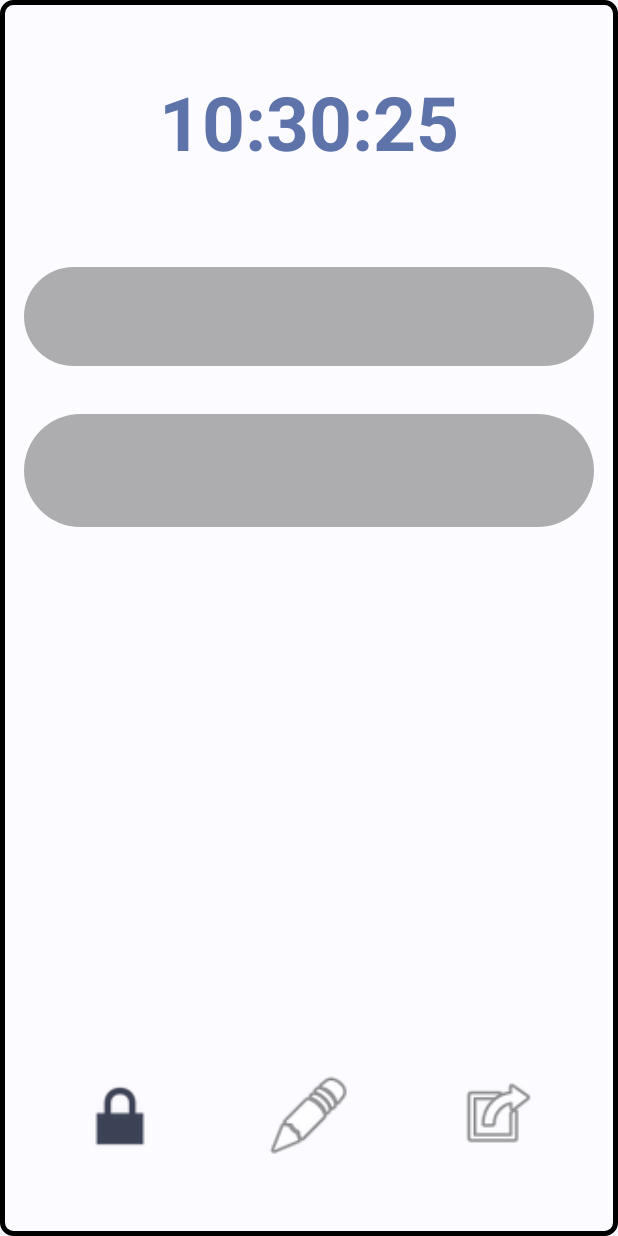
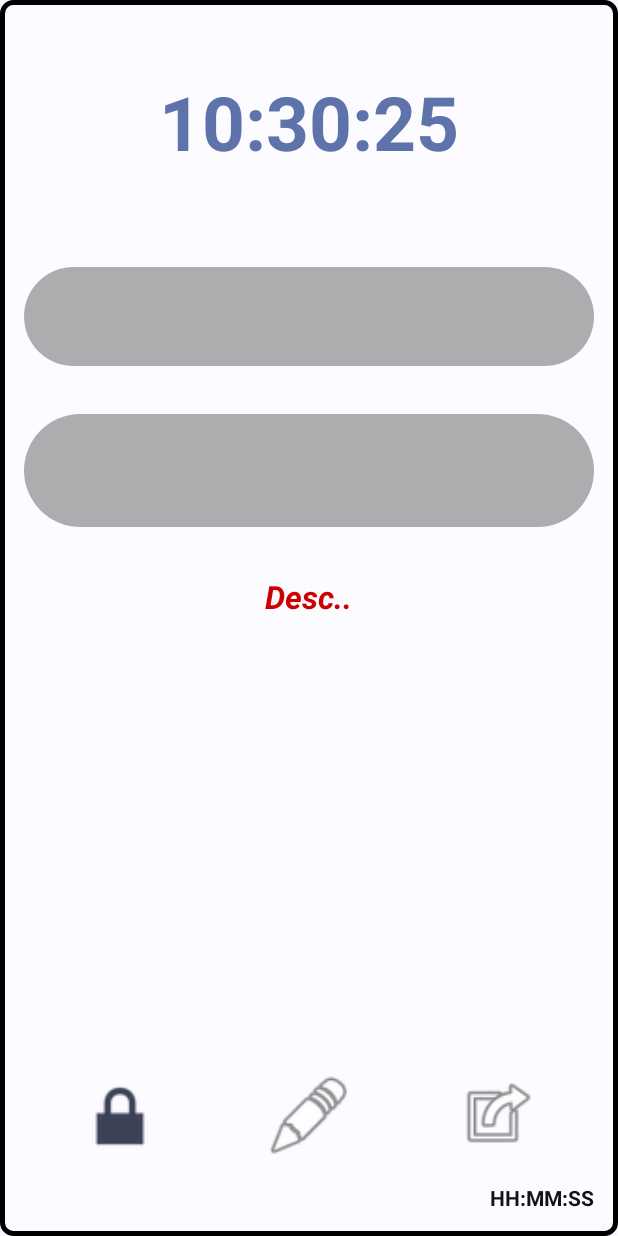
Before and after one commit to navep7/Homey, an Android app: the layout new_app_widget.xml on its own in the app's theme, with its tools: preview values and no code run, on a phone screen of 412 x 824 dp. Run offline under Robolectric (Android 15) with nearby library versions, the phone set to English and light mode, and no system bars; network calls fail.

```diff
--- a/app/src/main/res/layout/new_app_widget.xml
+++ b/app/src/main/res/layout/new_app_widget.xml
@@ -15,7 +15,7 @@
         android:layout_width="wrap_content"
         android:layout_height="wrap_content"
         android:layout_gravity="center"
-        android:textColor="?attr/colorSecondaryContainer"
+        android:textColor="?attr/colorPrimaryInverse"
         android:textSize="35sp" />
 
     <android.widget.TextClock
@@ -38,7 +38,7 @@
         android:layout_width="wrap_content"
         android:layout_height="wrap_content"
         android:layout_gravity="center"
-        android:textColor="?attr/colorSecondaryContainer"
+        android:textColor="?attr/colorPrimaryInverse"
         android:textSize="35sp" />
 
     <LinearLayout
@@ -122,7 +122,7 @@
                 android:maxWidth="55sp"
                 android:ellipsize="end"
                 android:textStyle="bold"
-                android:textColor="?attr/colorTertiaryContainer"/>
+                android:textColor="?attr/colorPrimaryInverse"/>
 
         </RelativeLayout>
 
@@ -151,7 +151,7 @@
                 android:maxWidth="55sp"
                 android:ellipsize="end"
                 android:textStyle="bold"
-                android:textColor="?attr/colorTertiaryContainer" />
+                android:textColor="?attr/colorPrimaryInverse" />
 
         </RelativeLayout>
 
@@ -180,7 +180,7 @@
                 android:maxWidth="55sp"
                 android:ellipsize="end"
                 android:textStyle="bold"
-                android:textColor="?attr/colorTertiaryContainer" />
+                android:textColor="?attr/colorPrimaryInverse" />
 
         </RelativeLayout>
 
@@ -209,7 +209,7 @@
                 android:maxWidth="55sp"
                 android:ellipsize="end"
                 android:textStyle="bold"
-                android:textColor="?attr/colorTertiaryContainer" />
+                android:textColor="?attr/colorPrimaryInverse" />
 
         </RelativeLayout>
 
@@ -219,6 +219,10 @@
 
     <TextView
         android:id="@+id/tx_desc"
+        android:text="Desc.."
+        android:textStyle="bold|italic"
+        android:textSize="21sp"
+        android:textColor="@android:color/holo_red_dark"
         android:layout_below="@id/ll_contacts"
         android:layout_centerHorizontal="true"
         android:layout_margin="@dimen/fab_margin"
@@ -276,6 +280,16 @@
         android:layout_height="60dp"/>
 
 
+    <TextView
+        android:id="@+id/tx_timwstamp"
+        android:layout_alignParentBottom="true"
+        android:layout_alignParentEnd="true"
+        android:text="HH:MM:SS"
+        android:layout_margin="@dimen/fab_margin"
+        android:textStyle="bold"
+        android:textColor="?attr/colorSurfaceInverse"
+        android:layout_width="wrap_content"
+        android:layout_height="wrap_content"/>
 
 
 </RelativeLayout>
```
Also changed, not shown: app/src/main/java/com/belaku/homey/MainActivity.kt (+15 -17 lines), app/src/main/java/com/belaku/homey/NewAppWidget.kt (+42 -18 lines).
